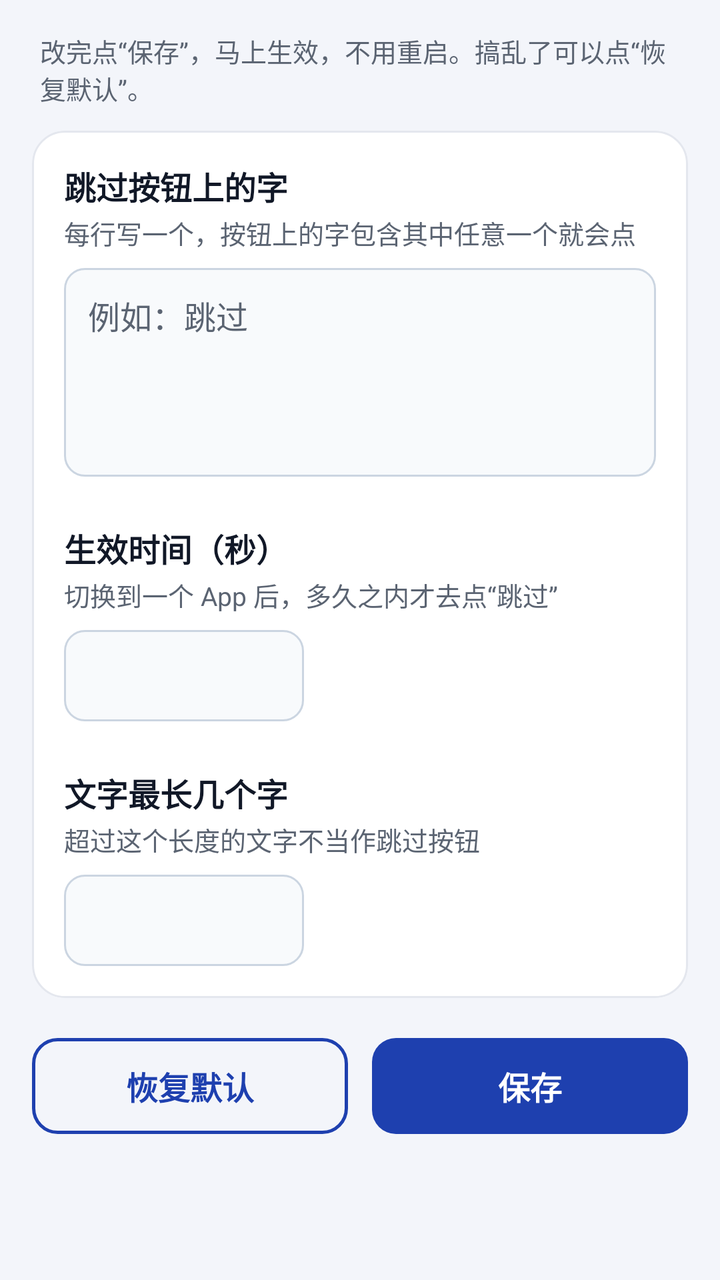
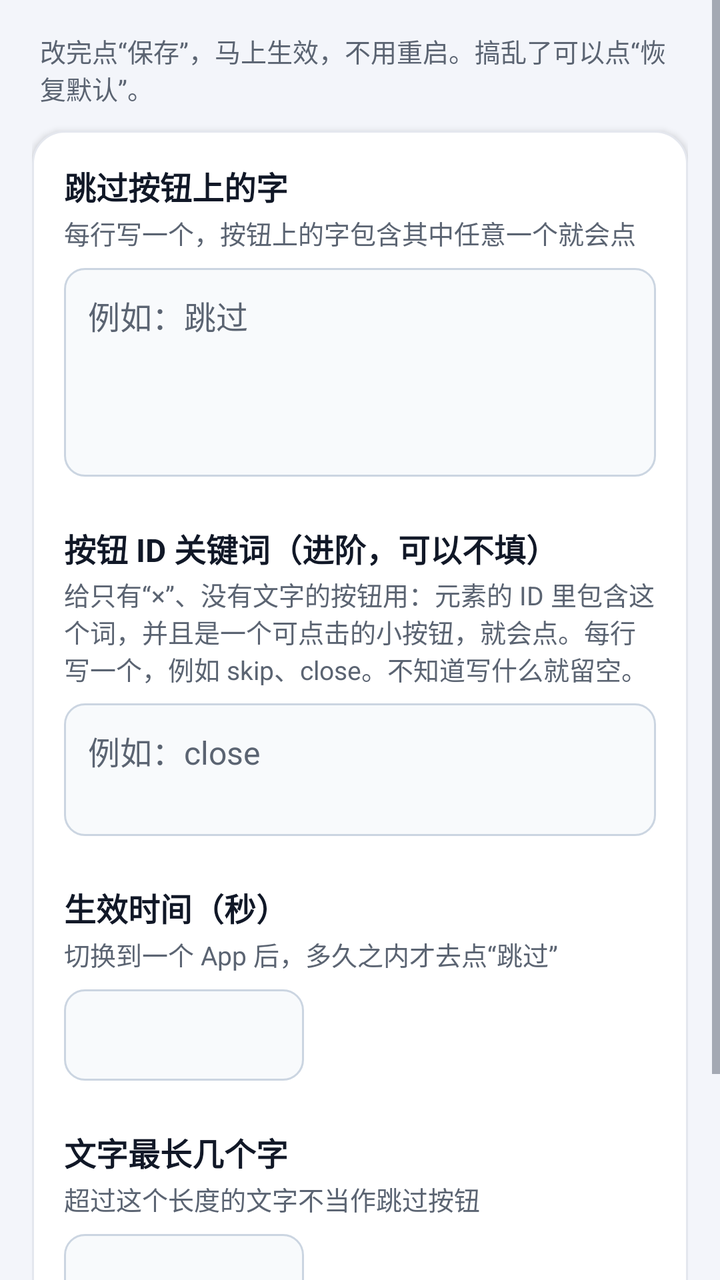

The first picture is an Android layout as it rendered before a commit; the second is the same layout after the commit. The layout source and the unified diff follow.
<!-- AndroidManifest.xml: application theme Theme.SplashSkip -->
<!-- res/layout/activity_rules.xml -->
<?xml version="1.0" encoding="utf-8"?>
<ScrollView xmlns:android="http://schemas.android.com/apk/res/android"
    android:layout_width="match_parent"
    android:layout_height="match_parent">

    <LinearLayout
        android:layout_width="match_parent"
        android:layout_height="wrap_content"
        android:orientation="vertical"
        android:padding="16dp">

        <TextView
            style="@style/Text.Caption"
            android:layout_width="wrap_content"
            android:layout_height="wrap_content"
            android:paddingStart="4dp"
            android:paddingEnd="4dp"
            android:text="@string/rules_note" />

        
        <LinearLayout
            style="@style/Widget.SplashSkip.Card"
            android:layout_width="match_parent"
            android:layout_height="wrap_content"
            android:layout_marginTop="12dp"
            android:orientation="vertical"
            android:padding="16dp">

            <TextView
                style="@style/Text.Title"
                android:layout_width="wrap_content"
                android:layout_height="wrap_content"
                android:text="@string/rules_keywords_title" />

            <TextView
                style="@style/Text.Caption"
                android:layout_width="wrap_content"
                android:layout_height="wrap_content"
                android:layout_marginTop="2dp"
                android:text="@string/rules_keywords_label" />

            <EditText
                android:id="@+id/keywords_edit"
                style="@style/Widget.SplashSkip.Input"
                android:layout_width="match_parent"
                android:layout_height="wrap_content"
                android:layout_marginTop="8dp"
                android:gravity="top|start"
                android:hint="@string/rules_keywords_hint"
                android:inputType="textMultiLine"
                android:minLines="4" />

            <TextView
                style="@style/Text.Title"
                android:layout_width="wrap_content"
                android:layout_height="wrap_content"
                android:layout_marginTop="24dp"
                android:text="@string/rules_window_title" />

            <TextView
                style="@style/Text.Caption"
                android:layout_width="wrap_content"
                android:layout_height="wrap_content"
                android:layout_marginTop="2dp"
                android:text="@string/rules_window_label" />

            <EditText
                android:id="@+id/window_edit"
                style="@style/Widget.SplashSkip.Input"
                android:layout_width="120dp"
                android:layout_height="wrap_content"
                android:layout_marginTop="8dp"
                android:inputType="number"
                android:maxLength="2" />

            <TextView
                style="@style/Text.Title"
                android:layout_width="wrap_content"
                android:layout_height="wrap_content"
                android:layout_marginTop="24dp"
                android:text="@string/rules_length_title" />

            <TextView
                style="@style/Text.Caption"
                android:layout_width="wrap_content"
                android:layout_height="wrap_content"
                android:layout_marginTop="2dp"
                android:text="@string/rules_length_label" />

            <EditText
                android:id="@+id/length_edit"
                style="@style/Widget.SplashSkip.Input"
                android:layout_width="120dp"
                android:layout_height="wrap_content"
                android:layout_marginTop="8dp"
                android:inputType="number"
                android:maxLength="2" />
        </LinearLayout>

        <LinearLayout
            android:layout_width="match_parent"
            android:layout_height="wrap_content"
            android:layout_marginTop="20dp"
            android:orientation="horizontal">

            <Button
                android:id="@+id/reset_button"
                style="@style/Widget.SplashSkip.Button.Secondary"
                android:layout_width="0dp"
                android:layout_height="wrap_content"
                android:layout_weight="1"
                android:text="@string/reset_default" />

            <Button
                android:id="@+id/save_button"
                style="@style/Widget.SplashSkip.Button.Primary"
                android:layout_width="0dp"
                android:layout_height="wrap_content"
                android:layout_marginStart="12dp"
                android:layout_weight="1"
                android:text="@string/save" />
        </LinearLayout>
    </LinearLayout>
</ScrollView>
<!-- resources referenced by this layout -->
<resources>
  <string name="reset_default">恢复默认</string>
  <string name="rules_keywords_hint">例如：跳过</string>
  <string name="rules_keywords_label">每行写一个，按钮上的字包含其中任意一个就会点</string>
  <string name="rules_keywords_title">跳过按钮上的字</string>
  <string name="rules_length_label">超过这个长度的文字不当作跳过按钮</string>
  <string name="rules_length_title">文字最长几个字</string>
  <string name="rules_note">改完点“保存”，马上生效，不用重启。搞乱了可以点“恢复默认”。</string>
  <string name="rules_window_label">切换到一个 App 后，多久之内才去点“跳过”</string>
  <string name="rules_window_title">生效时间（秒）</string>
  <string name="save">保存</string>
  <style name="Text.Caption" parent="">
          <item name="android:textColor">@color/text_secondary</item>
          <item name="android:textSize">13sp</item>
      </style>
  <style name="Text.Title" parent="">
          <item name="android:textColor">@color/text_primary</item>
          <item name="android:textSize">16sp</item>
          <item name="android:textStyle">bold</item>
      </style>
  <style name="Widget.SplashSkip.Card" parent="">
          <item name="android:background">@drawable/bg_card</item>
          <item name="android:elevation">2dp</item>
          <item name="android:clipToOutline">true</item>
      </style>
  <style name="Widget.SplashSkip.Input" parent="">
          <item name="android:background">@drawable/bg_input</item>
          <item name="android:padding">12dp</item>
          <item name="android:textColor">@color/text_primary</item>
          <item name="android:textColorHint">@color/text_secondary</item>
          <item name="android:textSize">16sp</item>
      </style>
  <color name="text_secondary">#5B6472</color>
  <color name="text_primary">#111827</color>
  <!-- drawable bg_button_primary (drawable) -->
  <?xml version="1.0" encoding="utf-8"?>
  <ripple xmlns:android="http://schemas.android.com/apk/res/android" android:color="#33FFFFFF">
      <item>
          <shape android:shape="rectangle">
              <solid android:color="@color/accent" />
              <corners android:radius="12dp" />
          </shape>
      </item>
  </ripple>
  <color name="on_accent">#FFFFFF</color>
  <!-- drawable bg_button_secondary (drawable) -->
  <?xml version="1.0" encoding="utf-8"?>
  <ripple xmlns:android="http://schemas.android.com/apk/res/android" android:color="?android:attr/colorControlHighlight">
      <item>
          <shape android:shape="rectangle">
              <solid android:color="@android:color/transparent" />
              <corners android:radius="12dp" />
              <stroke
                  android:width="1.5dp"
                  android:color="@color/accent_text" />
          </shape>
      </item>
  </ripple>
  <color name="accent_text">#1E40AF</color>
  <!-- drawable bg_card (drawable) -->
  <?xml version="1.0" encoding="utf-8"?>
  <shape xmlns:android="http://schemas.android.com/apk/res/android" android:shape="rectangle">
      <solid android:color="@color/surface" />
      <corners android:radius="16dp" />
      <stroke
          android:width="1dp"
          android:color="@color/divider" />
  </shape>
  <!-- drawable bg_input (drawable) -->
  <?xml version="1.0" encoding="utf-8"?>
  <shape xmlns:android="http://schemas.android.com/apk/res/android" android:shape="rectangle">
      <solid android:color="@color/input_bg" />
      <corners android:radius="10dp" />
      <stroke
          android:width="1dp"
          android:color="@color/input_border" />
  </shape>
  <color name="brand">#1E40AF</color>
  <color name="brand_dark">#1E3A8A</color>
  <color name="accent_control">#1E40AF</color>
  <color name="background">#F3F5FA</color>
  <color name="accent">#1E40AF</color>
  <color name="surface">#FFFFFF</color>
  <color name="divider">#E4E7EE</color>
  <color name="input_bg">#F8FAFC</color>
  <color name="input_border">#CBD5E1</color>
</resources>

<!-- the commit's change to res/layout/activity_rules.xml (unified diff, before → after) -->
@@ -49,6 +49,31 @@
                 android:hint="@string/rules_keywords_hint"
                 android:inputType="textMultiLine"
                 android:minLines="4" />
+
+            <TextView
+                style="@style/Text.Title"
+                android:layout_width="wrap_content"
+                android:layout_height="wrap_content"
+                android:layout_marginTop="24dp"
+                android:text="@string/rules_id_title" />
+
+            <TextView
+                style="@style/Text.Caption"
+                android:layout_width="wrap_content"
+                android:layout_height="wrap_content"
+                android:layout_marginTop="2dp"
+                android:text="@string/rules_id_label" />
+
+            <EditText
+                android:id="@+id/id_keywords_edit"
+                style="@style/Widget.SplashSkip.Input"
+                android:layout_width="match_parent"
+                android:layout_height="wrap_content"
+                android:layout_marginTop="8dp"
+                android:gravity="top|start"
+                android:hint="@string/rules_id_hint"
+                android:inputType="textMultiLine|textNoSuggestions"
+                android:minLines="2" />
 
             <TextView
                 style="@style/Text.Title"
<!-- resource entries referenced after the edit -->
@@ -1,6 +1,9 @@
 <!-- resources referenced by this layout -->
 <resources>
   <string name="reset_default">恢复默认</string>
+  <string name="rules_id_hint">例如：close</string>
+  <string name="rules_id_label">给只有“×”、没有文字的按钮用：元素的 ID 里包含这个词，并且是一个可点击的小按钮，就会点。每行写一个，例如 skip、close。不知道写什么就留空。</string>
+  <string name="rules_id_title">按钮 ID 关键词（进阶，可以不填）</string>
   <string name="rules_keywords_hint">例如：跳过</string>
   <string name="rules_keywords_label">每行写一个，按钮上的字包含其中任意一个就会点</string>
   <string name="rules_keywords_title">跳过按钮上的字</string>
